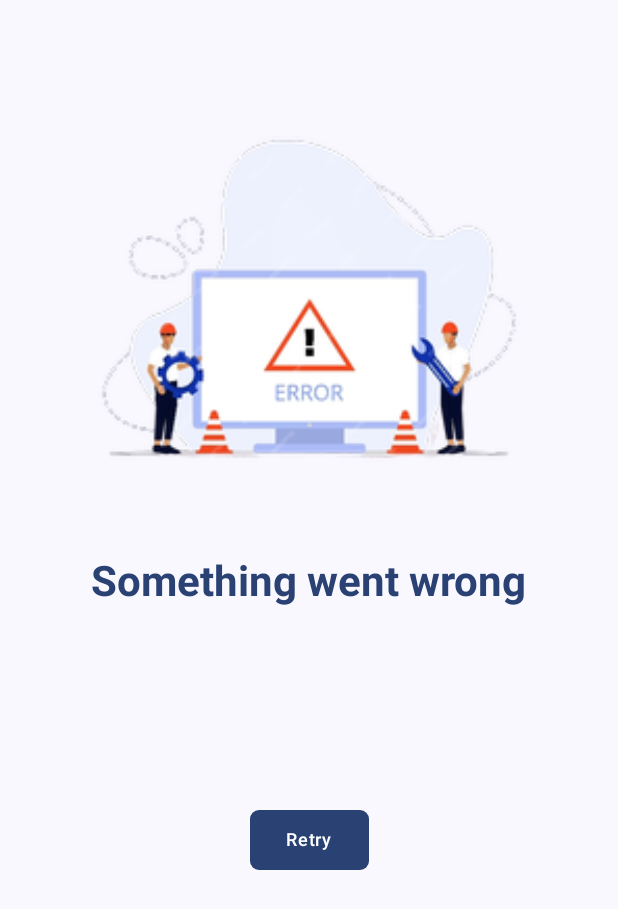
After one commit to NamTranDev/AndroidAssignment, an Android app built with Jetpack Compose: the composable CategoryErrorDisplay called with empty values, on a phone screen of 412 x 824 dp. The commit adds this screen. Shown: the top 909 px of the screen. Run offline under Robolectric (Android 15) with nearby library versions, the phone set to English and light mode, and no system bars; our stand-ins replace Dagger/Hilt's generated code, accompanist.

Commit message:
Make UI for home screen : - Make category bottom container - Make category text - Make product card - Make category display error and retry

```diff
--- a/app/build.gradle.kts
+++ b/app/build.gradle.kts
@@ -90,4 +90,7 @@ dependencies {
     implementation("androidx.paging:paging-compose:3.3.6")
 
     implementation("androidx.compose.material3:material3:1.3.1")
+
+    implementation("io.coil-kt.coil3:coil-compose:3.1.0")
+    implementation("io.coil-kt.coil3:coil-network-okhttp:3.1.0")
 }
--- a/app/src/main/java/nam/tran/home/assignment/jetpack/compose/domain/usecase/HomeUseCaseImpl.kt
+++ b/app/src/main/java/nam/tran/home/assignment/jetpack/compose/domain/usecase/HomeUseCaseImpl.kt
@@ -1,6 +1,5 @@
 package nam.tran.home.assignment.jetpack.compose.domain.usecase
 
-import io.lifestyle.plus.utils.Logger
 import kotlinx.coroutines.Dispatchers
 import kotlinx.coroutines.flow.Flow
 import kotlinx.coroutines.flow.flow
@@ -8,7 +7,6 @@ import kotlinx.coroutines.flow.flowOn
 import nam.tran.home.assignment.jetpack.compose.domain.repository.CategoryRepository
 import nam.tran.home.assignment.jetpack.compose.domain.repository.ProductRepository
 import nam.tran.home.assignment.jetpack.compose.model.response.CategoryResponse
-import nam.tran.home.assignment.jetpack.compose.model.response.ProductResponse
 
 class HomeUseCaseImpl(
     private val categoryRepository: CategoryRepository,
--- a/app/src/main/java/nam/tran/home/assignment/jetpack/compose/ui/common/ButtonApp.kt
+++ b/app/src/main/java/nam/tran/home/assignment/jetpack/compose/ui/common/ButtonApp.kt
@@ -7,6 +7,7 @@ import androidx.compose.material3.ButtonDefaults
 import androidx.compose.material3.MaterialTheme
 import androidx.compose.material3.Text
 import androidx.compose.runtime.Composable
+import androidx.compose.ui.Modifier
 import androidx.compose.ui.graphics.Color
 import androidx.compose.ui.res.colorResource
 import androidx.compose.ui.text.font.FontWeight
--- /dev/null
+++ b/app/src/main/java/nam/tran/home/assignment/jetpack/compose/ui/feature/home/screen/components/CategoryErrorDisplay.kt
@@ -0,0 +1,70 @@
+package nam.tran.home.assignment.jetpack.compose.ui.feature.home.screen.components
+
+import android.content.res.Configuration
+import androidx.compose.foundation.Image
+import androidx.compose.foundation.background
+import androidx.compose.foundation.layout.Arrangement
+import androidx.compose.foundation.layout.Column
+import androidx.compose.foundation.layout.Spacer
+import androidx.compose.foundation.layout.fillMaxSize
+import androidx.compose.foundation.layout.height
+import androidx.compose.foundation.layout.padding
+import androidx.compose.foundation.layout.width
+import androidx.compose.material3.MaterialTheme
+import androidx.compose.material3.Text
+import androidx.compose.runtime.Composable
+import androidx.compose.ui.Alignment
+import androidx.compose.ui.Modifier
+import androidx.compose.ui.res.painterResource
+import androidx.compose.ui.text.font.FontWeight
+import androidx.compose.ui.text.style.TextAlign
+import androidx.compose.ui.tooling.preview.Preview
+import androidx.compose.ui.unit.dp
+import nam.tran.home.assignment.jetpack.compose.R
+import nam.tran.home.assignment.jetpack.compose.ui.common.ButtonApp
+import nam.tran.home.assignment.jetpack.compose.ui.theme.JetpackComposeHomeAssignmentTheme
+
+@Composable
+fun CategoryErrorDisplay(message: String?, onRetry: (() -> Unit)? = null) {
+    Column(
+        modifier = Modifier
+            .fillMaxSize()
+            .background(MaterialTheme.colorScheme.surface)
+            .padding(all = 50.dp),
+        horizontalAlignment = Alignment.CenterHorizontally
+    ) {
+        Image(
+            modifier = Modifier
+                .width(350.dp)
+                .height(300.dp),
+            painter = painterResource(R.drawable.image_error),
+            contentDescription = null
+        )
+        Spacer(modifier = Modifier.height(20.dp))
+        Text(
+            "Something went wrong",
+            style = MaterialTheme.typography.headlineMedium.copy(fontWeight = FontWeight.Bold),
+            color = MaterialTheme.colorScheme.primary
+        )
+        Spacer(modifier = Modifier.height(10.dp))
+        Text(
+            message ?: "",
+            textAlign = TextAlign.Center,
+            style = MaterialTheme.typography.bodyMedium,
+            color = MaterialTheme.colorScheme.primary
+        )
+        Spacer(modifier = Modifier.height(100.dp))
+        ButtonApp(onClick = {
+            onRetry?.invoke()
+        }, text = "Retry")
+    }
+}
+
+@Preview(showBackground = true)
+@Preview(showBackground = true, uiMode = Configuration.UI_MODE_NIGHT_YES)
+@Composable
+private fun CategoryErrorDisplay() {
+    JetpackComposeHomeAssignmentTheme {
+        CategoryErrorDisplay("Cannot connect to internet")
+    }
+}
--- /dev/null
+++ b/app/src/main/res/drawable/ic_add_cart.xml
@@ -0,0 +1,5 @@
+<vector xmlns:android="http://schemas.android.com/apk/res/android" android:height="24dp" android:tint="#000000" android:viewportHeight="24" android:viewportWidth="24" android:width="24dp">
+
+    <path android:fillColor="@android:color/white" android:pathData="M11,9h2L13,6h3L16,4h-3L13,1h-2v3L8,4v2h3v3zM7,18c-1.1,0 -1.99,0.9 -1.99,2S5.9,22 7,22s2,-0.9 2,-2 -0.9,-2 -2,-2zM17,18c-1.1,0 -1.99,0.9 -1.99,2s0.89,2 1.99,2 2,-0.9 2,-2 -0.9,-2 -2,-2zM7.17,14.75l0.03,-0.12 0.9,-1.63h7.45c0.75,0 1.41,-0.41 1.75,-1.03l3.86,-7.01L19.42,4h-0.01l-1.1,2 -2.76,5L8.53,11l-0.13,-0.27L6.16,6l-0.95,-2 -0.94,-2L1,2v2h2l3.6,7.59 -1.35,2.45c-0.16,0.28 -0.25,0.61 -0.25,0.96 0,1.1 0.9,2 2,2h12v-2L7.42,15c-0.13,0 -0.25,-0.11 -0.25,-0.25z"/>
+
+</vector>
```
Also changed, not shown: app/src/main/java/nam/tran/home/assignment/jetpack/compose/model/ui/StatusState.kt (added, +7 -0 lines), app/src/main/java/nam/tran/home/assignment/jetpack/compose/ui/feature/home/HomeViewModel.kt (+22 -16 lines), app/src/main/java/nam/tran/home/assignment/jetpack/compose/ui/feature/home/screen/HomeScreen.kt (+46 -72 lines), app/src/main/java/nam/tran/home/assignment/jetpack/compose/ui/feature/home/screen/components/CategorySurface.kt (added, +72 -0 lines), app/src/main/java/nam/tran/home/assignment/jetpack/compose/ui/feature/home/screen/components/CategoryText.kt (added, +49 -0 lines), app/src/main/java/nam/tran/home/assignment/jetpack/compose/ui/feature/home/screen/components/ProductCard.kt (added, +119 -0 lines), app/src/main/res/drawable-hdpi/image_error.png (added), app/src/main/res/drawable-mdpi/image_error.png (added), app/src/main/res/drawable-xhdpi/image_error.png (added), app/src/main/res/drawable-xxhdpi/image_error.png (added), app/src/main/res/drawable-xxxhdpi/image_error.png (added).
